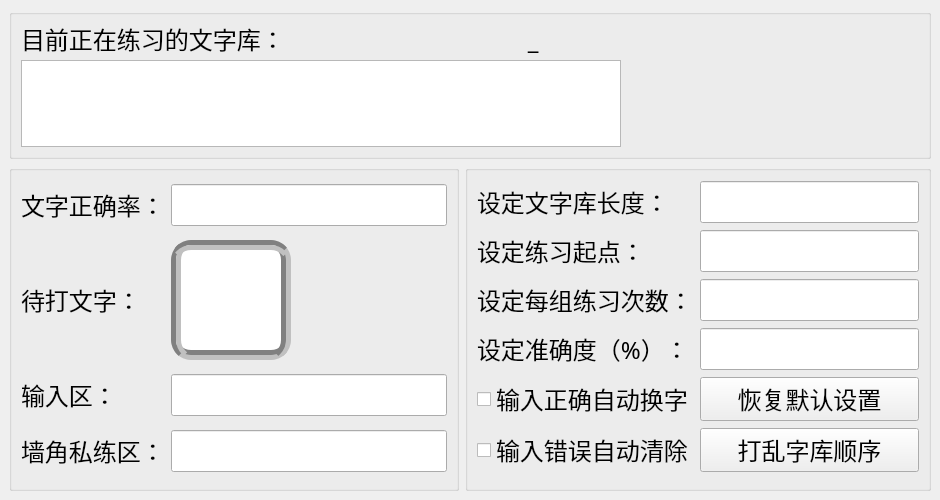
bjk12/LittleBird_TypeExercise, file mainwindow.ui: the form before one commit.
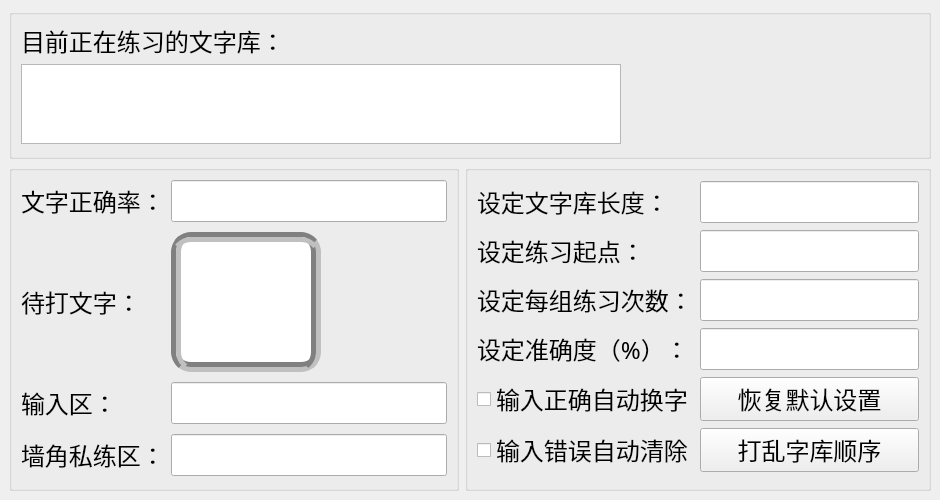
The form after the commit.

What changed in the file:
```diff
--- a/mainwindow.ui
+++ b/mainwindow.ui
@@ -82,7 +82,7 @@
           </font>
          </property>
          <property name="text">
-          <string>目前正在练习的文字库：                                       _</string>
+          <string>目前正在练习的文字库：                                       </string>
          </property>
         </widget>
        </item>
@@ -97,7 +97,7 @@
          <property name="maximumSize">
           <size>
            <width>600</width>
-           <height>100</height>
+           <height>80</height>
           </size>
          </property>
         </widget>
@@ -197,8 +197,8 @@
           <widget class="QLineEdit" name="Edit_currrent">
            <property name="minimumSize">
             <size>
-             <width>0</width>
-             <height>120</height>
+             <width>150</width>
+             <height>140</height>
             </size>
            </property>
            <property name="maximumSize">
@@ -222,6 +222,9 @@
 padding:2px 4px;
 </string>
            </property>
+           <property name="alignment">
+            <set>Qt::AlignCenter</set>
+           </property>
           </widget>
          </item>
          <item row="2" column="0">
```
